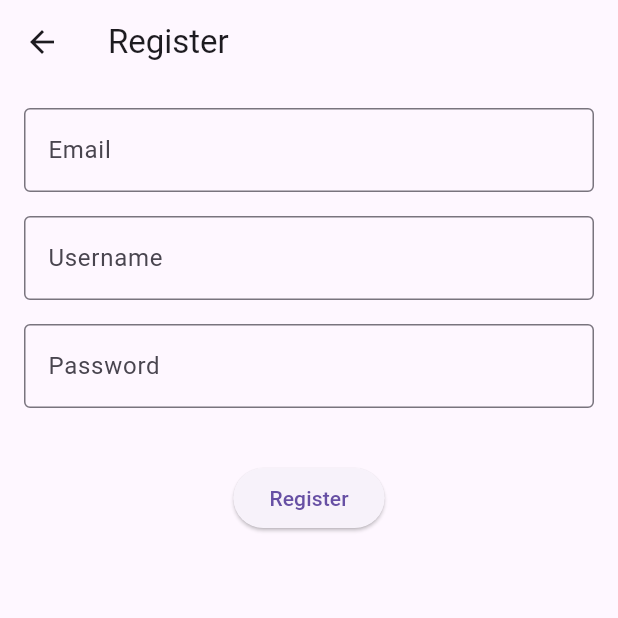
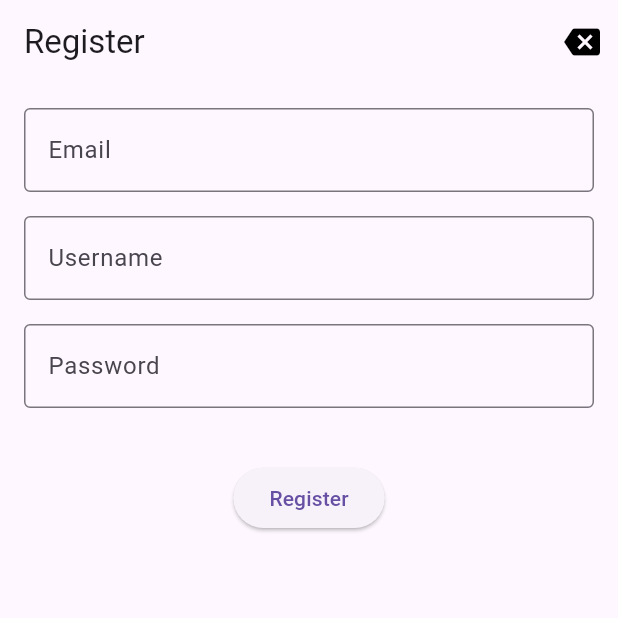
Before and after one commit to islam-debbi-dev/book_store_frontend_flutter, a Flutter app: the RegistrationPage screen opened directly, on a phone screen of 412 x 824 dp, the top half of it. Run offline on Flutter 3.47's test engine with Material 3 defaults, Android fonts, the light colour scheme and no system bars; our stand-ins replace bloc, dio, flutter_bloc, pretty_dio_logger.

Commit message:
- add admin home constant - remove default icon for each home

```diff
--- a/lib/core/router/constants_router.dart
+++ b/lib/core/router/constants_router.dart
@@ -1,3 +1,4 @@
 const String homepage = '/homepage';
 const String login = '/login';
 const String register = '/register';
+const String adminhomepage = '/adminhomepage';
--- a/lib/core/service/api_constants.dart
+++ b/lib/core/service/api_constants.dart
@@ -1,3 +1,3 @@
-const String baseUrl = 'http://192.168.1.12:8000/api/';
+const String baseUrl = 'http://192.168.1.14:8000/api/';
 const String authLogin = 'auth/login';
 const String authRegister = 'auth/register';
--- a/lib/feattures/login/presentation/login_page.dart
+++ b/lib/feattures/login/presentation/login_page.dart
@@ -15,6 +15,7 @@ class _LoginPageState extends State<LoginPage> {
   Widget build(BuildContext context) {
     return Scaffold(
       appBar: AppBar(
+        automaticallyImplyLeading: false,
         title: Text('Login'),
       ),
       body: Padding(
--- a/lib/feattures/registration/presentation/registration.dart
+++ b/lib/feattures/registration/presentation/registration.dart
@@ -2,12 +2,14 @@ import 'package:booke_store/feattures/registration/presentation/widgets/registra
 import 'package:flutter/material.dart';
 import 'package:flutter_bloc/flutter_bloc.dart';
 
+import '../../../core/router/constants_router.dart';
 import '../logic/registration_cubit.dart';
 import 'widgets/registration_form.dart';
 
 class RegistrationPage extends StatefulWidget {
   const RegistrationPage({super.key});
   @override
+  // ignore: library_private_types_in_public_api
   _RegistrationPageState createState() => _RegistrationPageState();
 }
 
@@ -16,7 +18,16 @@ class _RegistrationPageState extends State<RegistrationPage> {
   Widget build(BuildContext context) {
     return Scaffold(
       appBar: AppBar(
+        automaticallyImplyLeading: false,
         title: Text('Register'),
+        actions: [
+          IconButton(
+            icon: Icon(Icons.backspace, color: Colors.black),
+            onPressed: () {
+              Navigator.pushNamed(context, login);
+            },
+          ),
+        ],
       ),
       body: Padding(
         padding: const EdgeInsets.all(16.0),
--- a/lib/feattures/user/home/presentation/homepage.dart
+++ b/lib/feattures/user/home/presentation/homepage.dart
@@ -10,6 +10,7 @@ class Homepage extends StatelessWidget {
   Widget build(BuildContext context) {
     return Scaffold(
       appBar: AppBar(
+        automaticallyImplyLeading: false,
         title: Text('welcome ${arguments.username}'),
         actions: [
           IconButton(
```
Also changed, not shown: lib/feattures/admin/adminhome/presentation/homepage.dart (+3 -10 lines).
